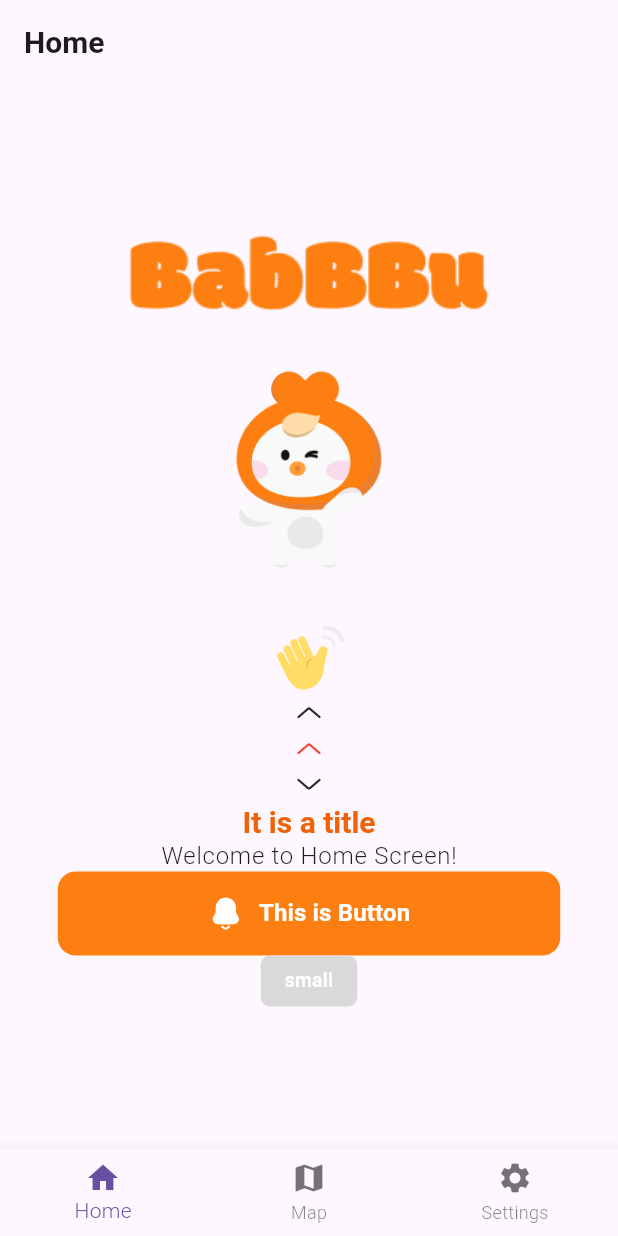
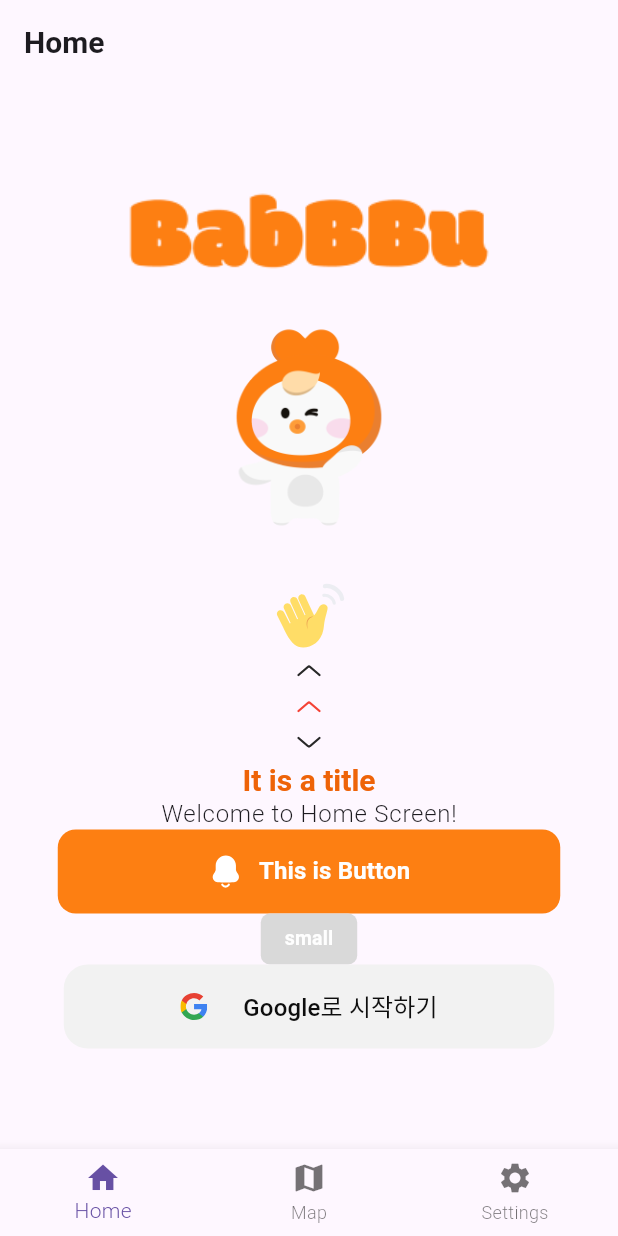
Before and after one commit to team-bbtrain/BabBBu, a Flutter app: the screen it shows after launch, on a phone screen of 412 x 824 dp. Run offline on Flutter 3.47's test engine with Material 3 defaults, Android fonts, the phone set to English and light mode, and no system bars; our stand-ins replace flutter_svg; Roboto replaces fonts that are missing (Pretendard).

Commit message:
feat: social login button widget

```diff
--- a/lib/ui/assets/assets.dart
+++ b/lib/ui/assets/assets.dart
@@ -39,4 +39,7 @@ class AppIcons {
   final String shop = 'assets/icons/shop.svg';
   final String timeCircle = 'assets/icons/time_circle.svg';
   final String user = 'assets/icons/user.svg';
+  final String socialGoogle = 'assets/icons/social_google.svg';
+  final String socialKakao = 'assets/icons/social_kakao.svg';
+  final String socialNaver = 'assets/icons/social_naver.svg';
 }
--- a/lib/ui/screens/home_screen.dart
+++ b/lib/ui/screens/home_screen.dart
@@ -1,6 +1,7 @@
 import 'package:BabBBu/ui/assets/assets.dart';
 import 'package:BabBBu/ui/theme/colors.dart';
 import 'package:BabBBu/ui/widgets/common/button/button.dart';
+import 'package:BabBBu/ui/widgets/common/button/social_login_button.dart';
 import 'package:flutter/material.dart';
 import 'package:flutter_svg/svg.dart';
 
@@ -75,6 +76,9 @@ class HomeScreen extends StatelessWidget {
               size: AppButtonSize.small,
               onPressed: () {},
             ),
+            SocialLoginButton(
+              type: SocialLoginButtonType.google,
+            ),
           ],
         ),
       ),
--- a/lib/ui/theme/colors.dart
+++ b/lib/ui/theme/colors.dart
@@ -40,6 +40,11 @@ class AppColors {
   // Semantic
   static const error = Color(0xffFD7563);
 
+  // Social Login
+  static const google = Color(0xfff2f2f2);
+  static const kakao = Color(0xfffee500);
+  static const naver = Color(0xff03c75a);
+
   static const lightColorScheme = ColorScheme(
     brightness: Brightness.light,
     primary: AppColors.primaryOrange500,
--- /dev/null
+++ b/lib/ui/widgets/common/button/social_login_button.dart
@@ -0,0 +1,114 @@
+import 'package:BabBBu/ui/assets/assets.dart';
+import 'package:BabBBu/ui/theme/colors.dart';
+import 'package:BabBBu/ui/theme/fonts.dart';
+import 'package:flutter/material.dart';
+import 'package:flutter_svg/svg.dart';
+
+enum SocialLoginButtonType { google, kakao, naver }
+
+class SocialLoginButtonProperties {
+  final String icon;
+  final Text text;
+  final ButtonStyle buttonStyle;
+
+  const SocialLoginButtonProperties({
+    required this.icon,
+    required this.text,
+    required this.buttonStyle,
+  });
+
+  static SocialLoginButtonProperties properties(SocialLoginButtonType type) {
+    if (type == SocialLoginButtonType.google) {
+      return SocialLoginButtonProperties(
+        icon: AppAssets.icons.socialGoogle,
+        text: Text(
+          'Google로 시작하기',
+          style: AppTextStyles.body1NormalMedium.copyWith(
+            color: Color(0xff0d0d0d),
+          ),
+        ),
+        buttonStyle: ButtonStyle(
+          backgroundColor: WidgetStateProperty.all(
+            AppColors.google,
+          ),
+        ),
+      );
+    } else if (type == SocialLoginButtonType.kakao) {
+      return SocialLoginButtonProperties(
+        icon: AppAssets.icons.socialKakao,
+        text: Text(
+          '카카오로 시작하기',
+          style: AppTextStyles.body1NormalMedium.copyWith(
+            color: Color(0xff0d0d0d),
+          ),
+        ),
+        buttonStyle: ButtonStyle(
+          backgroundColor: WidgetStateProperty.all(
+            AppColors.kakao,
+          ),
+        ),
+      );
+    } else {
+      return SocialLoginButtonProperties(
+        icon: AppAssets.icons.socialNaver,
+        text: Text(
+          '네이버로 시작하기',
+          style: AppTextStyles.body1NormalMedium.copyWith(
+            color: AppColors.white,
+          ),
+        ),
+        buttonStyle: ButtonStyle(
+          backgroundColor: WidgetStateProperty.all(
+            AppColors.naver,
+          ),
+        ),
+      );
+    }
+  }
+}
+
+class SocialLoginButton extends StatelessWidget {
+  final SocialLoginButtonType type;
+  final VoidCallback? onPressed;
+
+  const SocialLoginButton({
+    super.key,
+    required this.type,
+    this.onPressed,
+  });
+
+  @override
+  Widget build(BuildContext context) {
+    final properties = SocialLoginButtonProperties.properties(type);
+
+    return Container(
+      width: 327.0,
+      height: 56.0,
+      decoration: BoxDecoration(
+        borderRadius: BorderRadius.circular(16.0),
+      ),
+      child: FilledButton(
+        style: properties.buttonStyle.copyWith(
+          shape: WidgetStateProperty.all(
+            RoundedRectangleBorder(
+              borderRadius: BorderRadius.circular(16.0),
+            ),
+          ),
+        ),
+        onPressed: onPressed,
+        child: Row(
+          mainAxisSize: MainAxisSize.min,
+          children: [
+            SvgPicture.asset(
+              properties.icon,
+              width: 18,
+              height: 18,
+            ),
+            SizedBox(width: 24.0),
+            properties.text,
+          ],
+        ),
+      ),
+    );
+  }
+}
--- a/pubspec.yaml
+++ b/pubspec.yaml
@@ -93,6 +93,9 @@ flutter:
     - assets/icons/shop.svg
     - assets/icons/time_circle.svg
     - assets/icons/user.svg
+    - assets/icons/social_google.svg
+    - assets/icons/social_kakao.svg
+    - assets/icons/social_naver.svg
   # 이미지
     - assets/images/character.png
     - assets/images/logo.png
```
Also changed, not shown: assets/icons/social_google.svg (added), assets/icons/social_kakao.svg (added), assets/icons/social_naver.svg (added).
